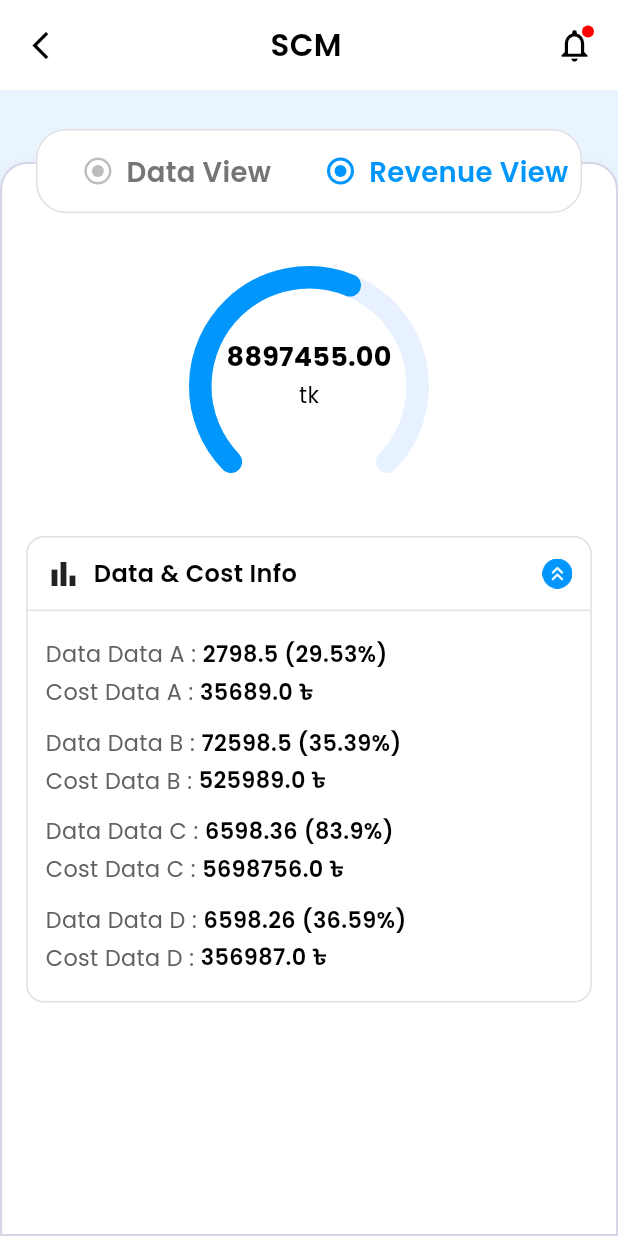
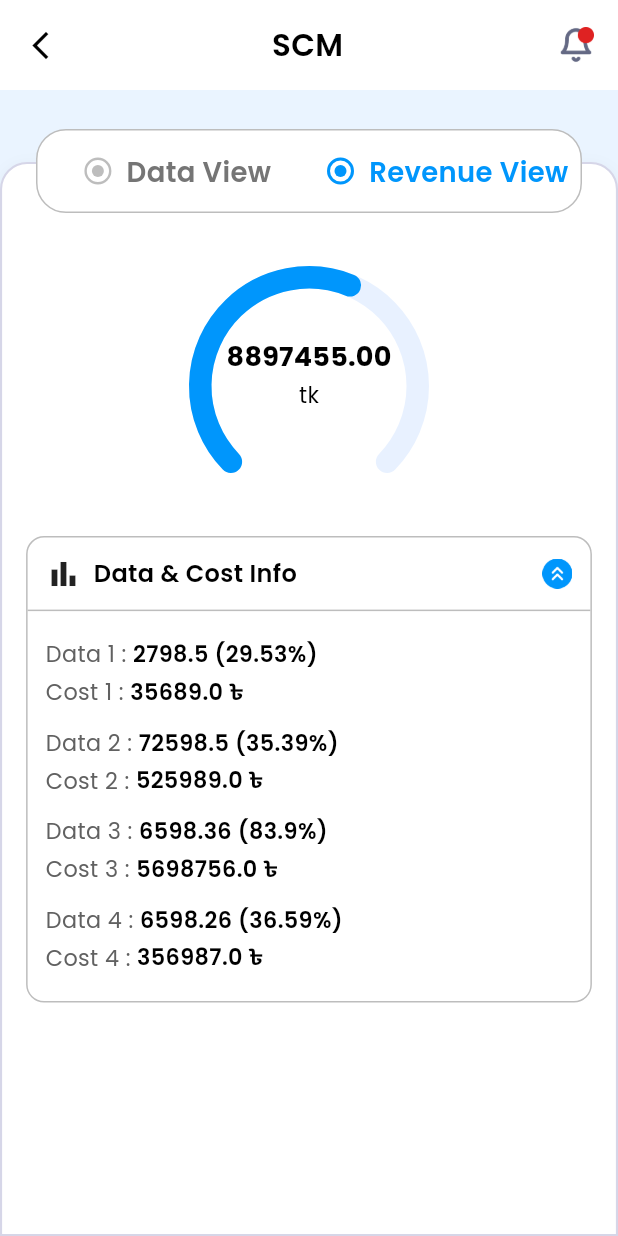
Before and after one commit to AshirRahman/scube, a Flutter app: the DataRevenueScreen screen opened directly, after a tap on "Custom Date Data", after a tap on "Revenue View", on a phone screen of 412 x 824 dp. Run offline on Flutter 3.47's test engine with Material 3 defaults, Android fonts, the phone set to English and light mode, and no system bars; drawn by our look-alikes of syncfusion_flutter_gauges; our stand-ins replace flutter_screenutil, get, google_fonts, logger, shared_preferences; accounts and stored records are empty.

Commit message:
ui modifications

```diff
--- a/lib/app.dart
+++ b/lib/app.dart
@@ -10,7 +10,6 @@ class ScubeTechnologies extends StatelessWidget {
 
   @override
   Widget build(BuildContext context) {
-    //Set the fit size (Find your UI design, look at the dimensions of the device screen and fill it in,unit in dp)
     return ScreenUtilInit(
       designSize: const Size(360, 690),
       minTextAdapt: true,
@@ -21,7 +20,7 @@ class ScubeTechnologies extends StatelessWidget {
           initialRoute: AppRoute.loginScreen,
           getPages: AppRoute.routes,
           initialBinding: ControllerBinder(),
-          themeMode: ThemeMode.system,
+          themeMode: ThemeMode.light,
           theme: AppTheme.lightTheme,
           darkTheme: AppTheme.darkTheme,
         );
--- a/lib/core/common/widgets/custom_appbar.dart
+++ b/lib/core/common/widgets/custom_appbar.dart
@@ -2,6 +2,7 @@ import 'package:flutter/material.dart';
 import 'package:flutter/services.dart';
 import 'package:scube/core/utils/constants/colors.dart';
 import 'package:scube/core/common/styles/global_text_style.dart';
+import 'package:scube/core/utils/constants/icon_path.dart';
 
 class CustomAppBar extends StatelessWidget implements PreferredSizeWidget {
   final String title;
@@ -59,7 +60,7 @@ class CustomAppBar extends StatelessWidget implements PreferredSizeWidget {
                 else
                   const SizedBox(width: 22),
 
-                // 📌 Title
+                // Title
                 Expanded(
                   child: Center(
                     child: Text(
@@ -73,33 +74,11 @@ class CustomAppBar extends StatelessWidget implements PreferredSizeWidget {
                   ),
                 ),
 
-                // 🔔 Notification
+                // Notification
                 GestureDetector(
-                  onTap: onNotificationTap,
-                  child: Stack(
-                    clipBehavior: Clip.none,
-                    children: [
-                      const Icon(
-                        Icons.notifications_none,
-                        size: 26,
-                        color: AppColors.black,
-                      ),
-                      if (showNotificationDot)
-                        Positioned(
-                          right: 0,
-                          top: 0,
-                          child: Container(
-                            height: 8,
-                            width: 8,
-                            decoration: const BoxDecoration(
-                              color: AppColors.red,
-                              shape: BoxShape.circle,
-                            ),
-                          ),
-                        ),
-                    ],
-                  ),
-                ),
+                    onTap: onNotificationTap,
+                    child: Image.asset(IconPath.notification,
+                        width: 24, height: 24)),
               ],
             ),
           ),
--- a/lib/core/utils/constants/icon_path.dart
+++ b/lib/core/utils/constants/icon_path.dart
@@ -10,4 +10,5 @@ class IconPath {
   static const String solarCell = 'assets/icons/solarCell.png';
   static const String tubewell = 'assets/icons/tubewell.png';
   static const String upArrow = 'assets/icons/up_arrow.png';
+  static const String notification = 'assets/icons/notification.png';
 }
--- a/lib/features/feature_details/screen/feature_detail_screen.dart
+++ b/lib/features/category_details/screen/category_details_screen.dart
@@ -5,10 +5,10 @@ import 'package:scube/core/utils/constants/colors.dart';
 import 'package:scube/core/utils/constants/image_path.dart';
 import '../../dashboard/model/dashboard_feature_model.dart';
 
-class FeatureDetailScreen extends StatelessWidget {
+class CategoryDetailScreen extends StatelessWidget {
   final DashboardFeatureModel? feature;
 
-  const FeatureDetailScreen({super.key, this.feature});
+  const CategoryDetailScreen({super.key, this.feature});
 
   @override
   Widget build(BuildContext context) {
@@ -17,7 +17,7 @@ class FeatureDetailScreen extends StatelessWidget {
 
       // App Bar
       appBar: CustomAppBar(
-        title: feature?.title ?? '',
+        title: 'SCM',
         showBack: true,
         onBack: Get.back,
       ),
--- a/lib/features/dashboard/widget/feature_grid_section.dart
+++ b/lib/features/dashboard/widget/category_grid_section.dart
@@ -3,11 +3,11 @@ import 'package:scube/core/common/styles/global_text_style.dart';
 import 'package:scube/core/utils/constants/colors.dart';
 import '../model/dashboard_feature_model.dart';
 
-class FeatureGridSection extends StatelessWidget {
+class CategoryGridSection extends StatelessWidget {
   final List<DashboardFeatureModel> items;
   final ValueChanged<DashboardFeatureModel>? onTap;
 
-  const FeatureGridSection({
+  const CategoryGridSection({
     super.key,
     required this.items,
     this.onTap,
@@ -37,7 +37,7 @@ class FeatureGridSection extends StatelessWidget {
               color: isEnabled ? AppColors.white : AppColors.grey200,
               borderRadius: BorderRadius.circular(10),
               border: Border.all(
-                color: AppColors.primary.withValues(alpha: 0.25),
+                color: AppColors.grey400,
               ),
             ),
             child: Row(
--- a/lib/features/data_revenue/widget/data_cost_expandable.dart
+++ b/lib/features/data_revenue/widget/data_cost_expandable.dart
@@ -24,12 +24,12 @@ class DataCostExpandable extends StatelessWidget {
 
       return Container(
         decoration: BoxDecoration(
-          border: Border.all(color: AppColors.grey300),
+          border: Border.all(color: AppColors.grey400),
           borderRadius: BorderRadius.circular(12),
         ),
         child: Column(
           children: [
-            // ================= HEADER =================
+            // Header
             GestureDetector(
               onTap: onToggle,
               child: Padding(
@@ -53,13 +53,16 @@ class DataCostExpandable extends StatelessWidget {
               ),
             ),
 
-            // ================= EXPANDED CONTENT =================
+            // Expanded content
             if (isExpanded) ...[
-              Divider(height: 1, color: AppColors.grey300),
+              Divider(height: 1, color: AppColors.grey400),
               Padding(
                 padding: const EdgeInsets.all(12),
                 child: Column(
-                  children: items.map((e) {
+                  children: items.asMap().entries.map((entry) {
+                    final index = entry.key;
+                    final e = entry.value;
+
                     return Padding(
                       padding: const EdgeInsets.symmetric(vertical: 6),
                       child: Column(
@@ -68,7 +71,7 @@ class DataCostExpandable extends StatelessWidget {
                           Row(
                             children: [
                               Text(
-                                "Data ${e.label} : ",
+                                "Data ${index + 1} : ",
                                 style: getTextStyle(
                                   fontSize: 13,
                                   color: AppColors.grey700,
@@ -87,7 +90,7 @@ class DataCostExpandable extends StatelessWidget {
                           Row(
                             children: [
                               Text(
-                                "Cost ${e.label} : ",
+                                "Cost ${index + 1} : ",
                                 style: getTextStyle(
                                   fontSize: 13,
                                   color: AppColors.grey700,
--- a/lib/features/data_revenue/widget/date_filter_section.dart
+++ b/lib/features/data_revenue/widget/date_filter_section.dart
@@ -120,7 +120,7 @@ class DateFilterSection extends StatelessWidget {
                     padding: const EdgeInsets.symmetric(
                         horizontal: 10, vertical: 12),
                     decoration: BoxDecoration(
-                      border: Border.all(color: AppColors.grey300),
+                      border: Border.all(color: AppColors.grey400),
                       borderRadius: BorderRadius.circular(8),
                     ),
                     child: Row(
@@ -143,7 +143,7 @@ class DateFilterSection extends StatelessWidget {
                     padding: const EdgeInsets.symmetric(
                         horizontal: 10, vertical: 12),
                     decoration: BoxDecoration(
-                      border: Border.all(color: AppColors.grey300),
+                      border: Border.all(color: AppColors.grey400),
                       borderRadius: BorderRadius.circular(8),
                     ),
                     child: Row(
@@ -166,12 +166,13 @@ class DateFilterSection extends StatelessWidget {
                   child: Container(
                     padding: const EdgeInsets.all(10),
                     decoration: BoxDecoration(
-                      color: AppColors.primary,
+                      color: AppColors.primary.withValues(alpha: 0.15),
                       borderRadius: BorderRadius.circular(8),
+                      border: Border.all(color: AppColors.primary),
                     ),
                     child: const Icon(
                       Icons.search,
-                      color: AppColors.white,
+                      color: AppColors.primary,
                     ),
                   ),
                 ),
--- a/lib/features/data_revenue/widget/energy_chart_card.dart
+++ b/lib/features/data_revenue/widget/energy_chart_card.dart
@@ -21,7 +21,7 @@ class EnergyChartCard extends StatelessWidget {
       padding: const EdgeInsets.all(14),
       decoration: BoxDecoration(
         borderRadius: BorderRadius.circular(12),
-        border: Border.all(color: AppColors.grey300),
+        border: Border.all(color: AppColors.grey400),
         color: AppColors.white,
       ),
       child: Column(
@@ -60,7 +60,7 @@ class EnergyChartCard extends StatelessWidget {
                     const EdgeInsets.symmetric(horizontal: 10, vertical: 10),
                 decoration: BoxDecoration(
                   borderRadius: BorderRadius.circular(8),
-                  border: Border.all(color: AppColors.grey300),
+                  border: Border.all(color: AppColors.grey400),
                 ),
                 child: Row(
                   crossAxisAlignment: CrossAxisAlignment.center,
--- a/lib/features/data_revenue/widget/view_toggle_tab.dart
+++ b/lib/features/data_revenue/widget/view_toggle_tab.dart
@@ -22,7 +22,7 @@ class ViewToggleTab extends StatelessWidget {
         decoration: BoxDecoration(
           color: AppColors.white,
           borderRadius: BorderRadius.circular(20),
-          border: Border.all(color: AppColors.grey300),
+          border: Border.all(color: AppColors.grey400),
         ),
         child: Row(
           children: DataRevenueViewType.values.map((type) {
--- a/lib/routes/app_routes.dart
+++ b/lib/routes/app_routes.dart
@@ -1,6 +1,6 @@
 import 'package:get/get.dart';
 import 'package:scube/features/authentication/login/view/login_view.dart';
-import 'package:scube/features/feature_details/screen/feature_detail_screen.dart';
+import 'package:scube/features/category_details/screen/category_details_screen.dart';
 // import '../features/home/screen/home_screen.dart';
 
 class AppRoute {
@@ -19,7 +19,7 @@ class AppRoute {
     ),
     GetPage(
       name: featureDetailsScreen,
-      page: () => FeatureDetailScreen(),
+      page: () => const CategoryDetailScreen(),
     ),
     // GetPage(name: homeScreen, page: () => const HomeScreen()),
   ];
```
Also changed, not shown: lib/features/dashboard/screen/dashboard_screen.dart (+6 -6 lines), assets/icons/notification.png (added).
